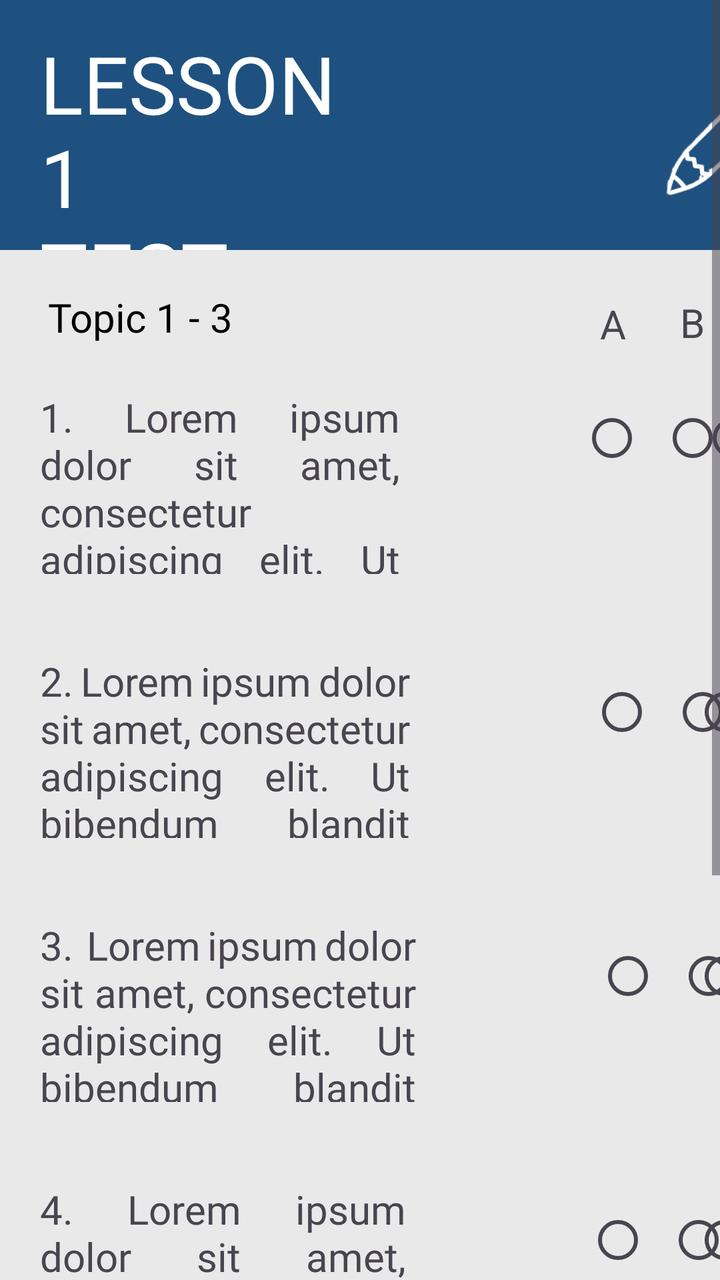
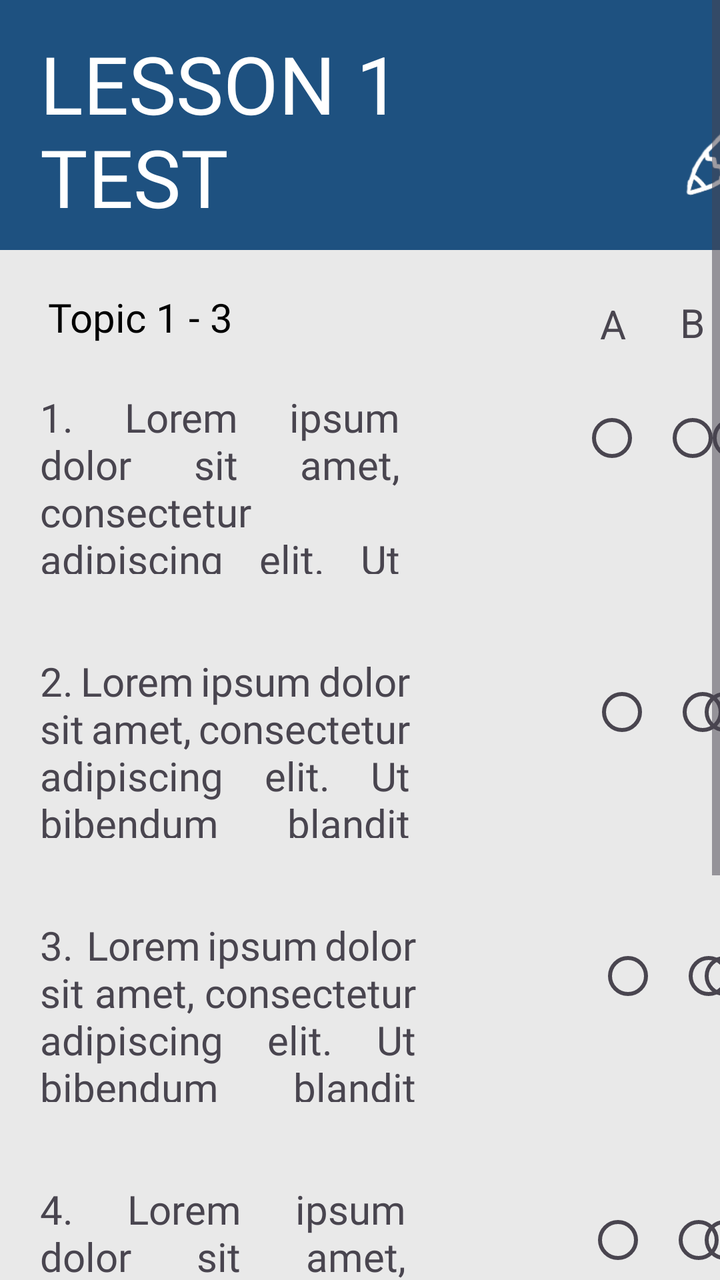

Two renders of the same Android screen: before a commit and after it. Below are the layout's source before the change and the commit's diff.
<!-- AndroidManifest.xml: application theme Theme.FinalsApplication -->
<!-- res/layout/test_edit.xml -->
<?xml version="1.0" encoding="utf-8"?>
<RelativeLayout xmlns:android="http://schemas.android.com/apk/res/android"
    android:layout_width="match_parent"
    android:layout_height="match_parent"
    xmlns:tools="http://schemas.android.com/tools"
    xmlns:app="http://schemas.android.com/apk/res-auto"
    android:background="#e9e9e9">

    <ScrollView
        android:layout_width="409dp"
        android:layout_height="729dp"
        tools:layout_editor_absoluteX="1dp"
        tools:layout_editor_absoluteY="1dp">

        <LinearLayout
            android:layout_width="match_parent"
            android:layout_height="wrap_content"
            android:orientation="vertical">

            <LinearLayout
                android:layout_width="match_parent"
                android:layout_height="125dp"
                android:layout_alignParentTop="true"
                android:background="#1e5180">

                <TextView
                    android:id="@+id/textViewLesson1Test"
                    android:layout_width="173dp"
                    android:layout_height="114dp"
                    android:layout_marginStart="20dp"
                    android:layout_marginTop="15dp"
                    android:fontFamily="@font/roboto_regular"
                    android:text="LESSON 1
                    TEST"
                    android:textColor="@color/white"
                    android:textSize="40sp" />

                <ImageButton
                    android:id="@+id/imageButtonEditIcon"
                    android:layout_width="90dp"
                    android:layout_height="wrap_content"
                    android:layout_marginTop="10dp"
                    android:layout_marginStart="125dp"
                    android:background="?android:attr/selectableItemBackground"
                    android:scaleType="fitCenter"
                    android:src="@drawable/edit_icon" />

            </LinearLayout>

            <TextView
                android:id="@+id/textViewTopic"
                android:layout_width="wrap_content"
                android:layout_height="wrap_content"
                android:layout_below="@+id/textViewLesson1Test"
                android:layout_marginLeft="24dp"
                android:layout_marginTop="20dp"
                android:fontFamily="@font/roboto_black"
                android:text="Topic 1 - 3"
                android:textColor="@color/black"
                android:textSize="20sp" />

            <TextView
                android:id="@+id/textViewChoiceA"
                android:layout_width="wrap_content"
                android:layout_height="wrap_content"
                android:layout_marginLeft="300dp"
                android:layout_marginTop="-24dp"
                android:text="A"
                android:textSize="20sp" />

            <TextView
                android:id="@+id/textViewChoiceB"
                android:layout_width="wrap_content"
                android:layout_height="wrap_content"
                android:layout_marginLeft="340dp"
                android:layout_marginTop="-28dp"
                android:text="B"
                android:textSize="20sp" />

            <TextView
                android:id="@+id/textViewChoiceC"
                android:layout_width="wrap_content"
                android:layout_height="wrap_content"
                android:layout_marginLeft="380dp"
                android:layout_marginTop="-27dp"
                android:text="C"
                android:textSize="20sp" />

            <LinearLayout
                android:layout_width="match_parent"
                android:layout_height="wrap_content"
                android:orientation="horizontal"
                android:layout_below="@+id/radio_group1"
                android:layout_marginTop="20dp">

                <TextView
                    android:id="@+id/textViewQ1"
                    android:layout_width="180dp"
                    android:layout_height="92dp"
                    android:layout_below="@+id/textViewLesson1"
                    android:layout_marginStart="20dp"
                    android:layout_marginEnd="20dp"
                    android:fontFamily="@font/roboto_regular"
                    android:justificationMode="inter_word"
                    android:text="1. Lorem ipsum dolor sit amet, consectetur adipiscing elit. Ut bibendum blandit tincidunt."
                    android:textSize="20sp" />

                <RadioGroup
                    android:id="@+id/radio_group1"
                    android:layout_width="match_parent"
                    android:layout_height="wrap_content"
                    android:orientation="horizontal">

                    <RadioButton
                        android:id="@+id/radioButtonA1"
                        android:layout_width="wrap_content"
                        android:layout_height="wrap_content"
                        android:layout_marginLeft="70dp"
                        />


                    <RadioButton
                        android:id="@+id/radioButtonB1"
                        android:layout_width="wrap_content"
                        android:layout_height="wrap_content"
                        android:layout_marginLeft="-8dp"
                        />

                    <RadioButton
                        android:id="@+id/radioButtonC1"
                        android:layout_width="wrap_content"
                        android:layout_height="wrap_content"
                        android:layout_marginLeft="-10dp"
                        />
                </RadioGroup>

            </LinearLayout>

            <LinearLayout
                android:layout_width="match_parent"
                android:layout_height="wrap_content"
                android:orientation="horizontal"
                android:layout_below="@+id/radio_group2"
                android:layout_marginTop="20dp">

                <TextView
                    android:id="@+id/textViewQ2"
                    android:layout_width="185dp"
                    android:layout_height="92dp"
                    android:layout_below="@+id/textViewLesson1"
                    android:layout_marginStart="20dp"
                    android:layout_marginTop="20dp"
                    android:layout_marginEnd="20dp"
                    android:fontFamily="@font/roboto_regular"
                    android:justificationMode="inter_word"
                    android:text="2. Lorem ipsum dolor sit amet, consectetur adipiscing elit. Ut bibendum blandit tincidunt."
                    android:textSize="20sp" />

                <RadioGroup
                    android:id="@+id/radio_group2"
                    android:layout_width="match_parent"
                    android:layout_height="wrap_content"
                    android:orientation="horizontal">

                    <RadioButton
                        android:id="@+id/radioButtonA2"
                        android:layout_width="wrap_content"
                        android:layout_height="wrap_content"
                        android:layout_marginLeft="70dp"
                        android:layout_marginTop="25dp" />


                    <RadioButton
                        android:id="@+id/radioButtonB2"
                        android:layout_width="wrap_content"
                        android:layout_height="wrap_content"
                        android:layout_marginLeft="-8dp"
                        android:layout_marginTop="25dp" />

                    <RadioButton
                        android:id="@+id/radioButtonC2"
                        android:layout_width="wrap_content"
                        android:layout_height="wrap_content"
                        android:layout_marginLeft="-14dp"
                        android:layout_marginTop="25dp" />
                </RadioGroup>
            </LinearLayout>

            <LinearLayout
                android:layout_width="match_parent"
                android:layout_height="wrap_content"
                android:orientation="horizontal"
                android:layout_below="@+id/radio_group2"
                android:layout_marginTop="20dp">

                <TextView
                    android:id="@+id/textViewQ3"
                    android:layout_width="188dp"
                    android:layout_height="92dp"
                    android:layout_below="@+id/textViewLesson1"
                    android:layout_marginStart="20dp"
                    android:layout_marginTop="20dp"
                    android:layout_marginEnd="20dp"
                    android:fontFamily="@font/roboto_regular"
                    android:justificationMode="inter_word"
                    android:text="3.  Lorem ipsum dolor sit amet, consectetur adipiscing elit. Ut bibendum blandit tincidunt."
                    android:textSize="20sp" />

                <RadioGroup
                    android:id="@+id/radio_group3"
                    android:layout_width="match_parent"
                    android:layout_height="wrap_content"
                    android:orientation="horizontal">

                    <RadioButton
                        android:id="@+id/radioButtonA3"
                        android:layout_width="wrap_content"
                        android:layout_height="wrap_content"
                        android:layout_marginLeft="70dp"
                        android:layout_marginTop="25dp" />


                    <RadioButton
                        android:id="@+id/radioButtonB3"
                        android:layout_width="wrap_content"
                        android:layout_height="wrap_content"
                        android:layout_marginLeft="-8dp"
                        android:layout_marginTop="25dp" />

                    <RadioButton
                        android:id="@+id/radioButtonC3"
                        android:layout_width="wrap_content"
                        android:layout_height="wrap_content"
                        android:layout_marginLeft="-14dp"
                        android:layout_marginTop="25dp" />
                </RadioGroup>

            </LinearLayout>

            <LinearLayout
                android:layout_width="match_parent"
                android:layout_height="wrap_content"
                android:orientation="horizontal"
                android:layout_below="@+id/radio_group4"
                android:layout_marginTop="20dp">

                <TextView
                    android:id="@+id/textViewQ4"
                    android:layout_width="183dp"
                    android:layout_height="92dp"
                    android:layout_below="@+id/textViewLesson1"
                    android:layout_marginStart="20dp"
                    android:layout_marginTop="20dp"
                    android:layout_marginEnd="20dp"
                    android:fontFamily="@font/roboto_regular"
                    android:justificationMode="inter_word"
                    android:text="4. Lorem ipsum dolor sit amet, consectetur adipiscing elit. Ut bibendum blandit tincidunt."
                    android:textSize="20sp" />

                <RadioGroup
                    android:id="@+id/radio_group4"
                    android:layout_width="match_parent"
                    android:layout_height="wrap_content"
                    android:orientation="horizontal">

                    <RadioButton
                        android:id="@+id/radioButtonA4"
                        android:layout_width="wrap_content"
                        android:layout_height="wrap_content"
                        android:layout_marginLeft="70dp"
                        android:layout_marginTop="25dp" />


                    <RadioButton
                        android:id="@+id/radioButtonB4"
                        android:layout_width="wrap_content"
                        android:layout_height="wrap_content"
                        android:layout_marginLeft="-8dp"
                        android:layout_marginTop="25dp" />

                    <RadioButton
                        android:id="@+id/radioButtonC4"
                        android:layout_width="wrap_content"
                        android:layout_height="wrap_content"
                        android:layout_marginLeft="-14dp"
                        android:layout_marginTop="25dp" />
                </RadioGroup>
            </LinearLayout>

            <LinearLayout
                android:layout_width="match_parent"
                android:layout_height="wrap_content"
                android:orientation="horizontal"
                android:layout_below="@+id/radio_group5"
                android:layout_marginTop="20dp">

                <TextView
                    android:id="@+id/textViewQ5"
                    android:layout_width="188dp"
                    android:layout_height="92dp"
                    android:layout_below="@+id/textViewLesson1"
                    android:layout_marginStart="20dp"
                    android:layout_marginTop="20dp"
                    android:layout_marginEnd="20dp"
                    android:layout_marginBottom="20dp"
                    android:fontFamily="@font/roboto_regular"
                    android:justificationMode="inter_word"
                    android:text="5. Lorem ipsum dolor sit amet, consectetur adipiscing elit. Ut bibendum blandit tincidunt."
                    android:textSize="20sp" />

                <RadioGroup
                    android:id="@+id/radio_group5"
                    android:layout_width="match_parent"
                    android:layout_height="wrap_content"
                    android:orientation="horizontal">

                    <RadioButton
                        android:id="@+id/radioButtonA5"
                        android:layout_width="wrap_content"
                        android:layout_height="wrap_content"
                        android:layout_marginLeft="70dp"
                        android:layout_marginTop="25dp" />


                    <RadioButton
                        android:id="@+id/radioButtonB5"
                        android:layout_width="wrap_content"
                        android:layout_height="wrap_content"
                        android:layout_marginLeft="-8dp"
                        android:layout_marginTop="25dp" />

                    <RadioButton
                        android:id="@+id/radioButtonC5"
                        android:layout_width="wrap_content"
                        android:layout_height="wrap_content"
                        android:layout_marginLeft="-15dp"
                        android:layout_marginTop="25dp" />
                </RadioGroup>
            </LinearLayout>



            <LinearLayout
                android:layout_width="match_parent"
                android:layout_height="100dip"
                android:layout_alignParentBottom="true"
                android:background="#a8b4d8">

                <ImageButton
                    android:id="@+id/imageButtonBackVT1"
                    android:layout_width="76dp"
                    android:layout_height="wrap_content"
                    android:layout_marginStart="20dp"
                    android:background="?android:attr/selectableItemBackground"
                    android:scaleType="fitCenter"
                    android:src="@drawable/arrowleft" />

                <Button
                    android:id="@+id/buttonSubmitVT1"
                    android:layout_width="wrap_content"
                    android:layout_height="wrap_content"
                    android:layout_marginStart="210dp"
                    android:layout_marginTop="25dp"
                    android:background="@drawable/rounded_button"
                    android:fontFamily="@font/roboto_light"
                    android:scaleType="fitCenter"
                    android:text="Save"
                    android:textColor="@color/white"
                    app:backgroundTint="#1e5180" />

            </LinearLayout>
        </LinearLayout>
    </ScrollView>
</RelativeLayout>
<!-- resources referenced by this layout -->
<resources>
  <color name="black">#FF000000</color>
  <color name="white">#FFFFFFFF</color>
  <!-- drawable arrowleft: png bitmap (drawable, 16559 bytes) -->
  <!-- drawable edit_icon: png bitmap (drawable, 14053 bytes) -->
  <!-- drawable rounded_button (drawable) -->
  <?xml version="1.0" encoding="utf-8"?>
  <layer-list xmlns:android="http://schemas.android.com/apk/res/android">
  
      <item>
          <shape>
              <corners android:radius="51dp" /> 
              <solid android:color="#1e5180" />
          </shape>
      </item>
  
      <item android:left="51dp">
          <shape>
              <solid android:color="#1e5180" />
              <corners android:radius="51dp" /> 
              <corners android:topRightRadius="51dp"
                  android:topLeftRadius="51dp"
                  android:bottomRightRadius="51dp"
                  android:bottomLeftRadius="51dp"/>
          </shape>
      </item>
  
      <item>
          <shape>
              
              <corners android:radius="51dp" /> 
              <solid android:color="@android:color/transparent" />
              <stroke
                  android:width="1dp"
                  android:color="#1e5180" />
          </shape>
      </item>
  </layer-list>
  <style name="Theme.FinalsApplication" parent="Base.Theme.FinalsApplication" />
  <style name="Base.Theme.FinalsApplication" parent="Theme.Material3.DayNight.NoActionBar">
          
          
      </style>
</resources>

<!-- the commit's change to res/layout/test_edit.xml (unified diff, before → after) -->
@@ -25,7 +25,7 @@
 
                 <TextView
                     android:id="@+id/textViewLesson1Test"
-                    android:layout_width="173dp"
+                    android:layout_width="224dp"
                     android:layout_height="114dp"
                     android:layout_marginStart="20dp"
                     android:layout_marginTop="15dp"
@@ -40,7 +40,7 @@
                     android:layout_width="90dp"
                     android:layout_height="wrap_content"
                     android:layout_marginTop="10dp"
-                    android:layout_marginStart="125dp"
+                    android:layout_marginStart="84dp"
                     android:background="?android:attr/selectableItemBackground"
                     android:scaleType="fitCenter"
                     android:src="@drawable/edit_icon" />
